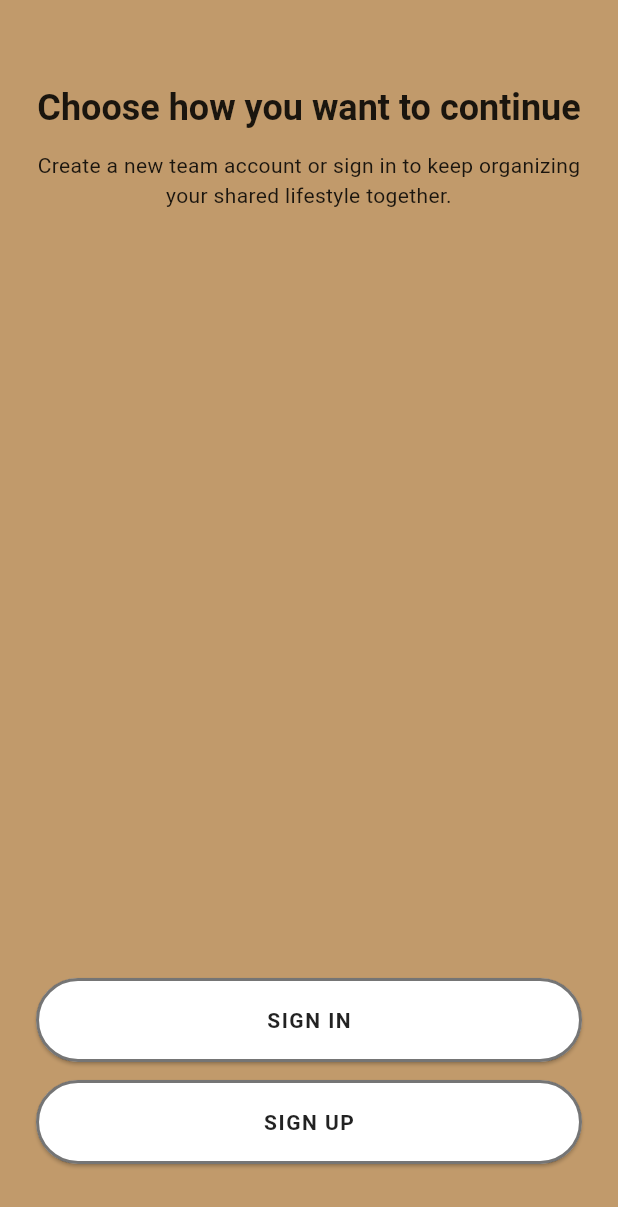
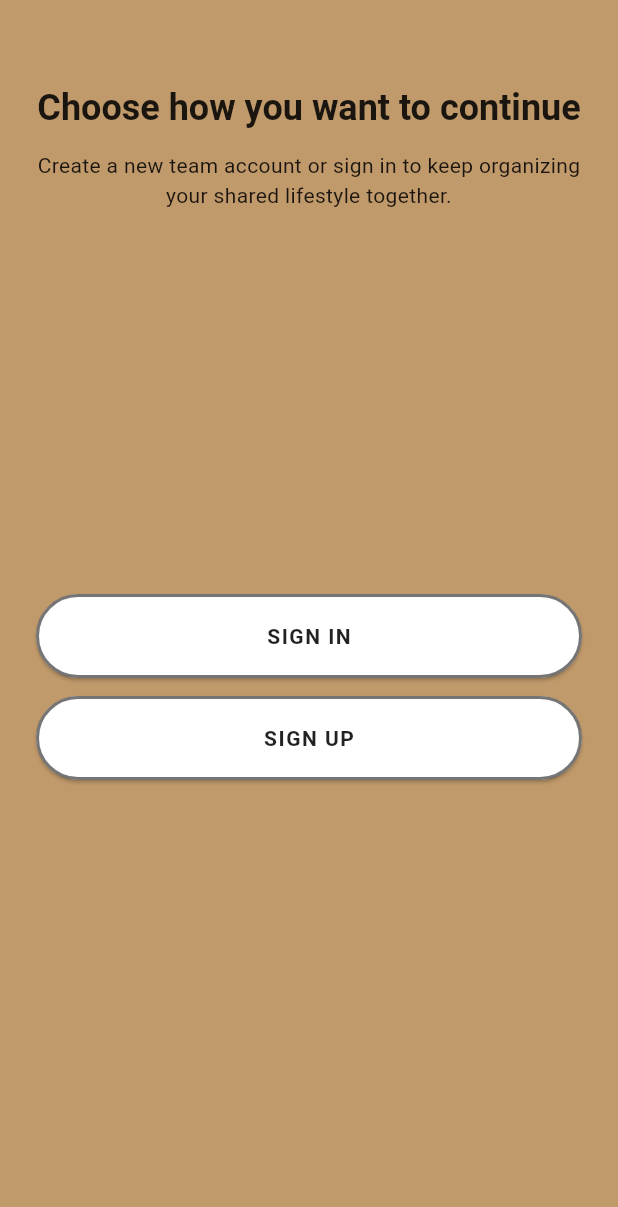
Before and after one commit to MustafaElayyan/Roommater, a Flutter app: the screen it shows after launch, after a tap on "Skip", on a phone screen of 412 x 824 dp. Shown: the top 1207 px of the screen. Run offline on Flutter 3.47's test engine with Material 3 defaults, Android fonts, the phone set to English and light mode, and no system bars; our stand-ins replace cloud_firestore, firebase_auth, firebase_core, firebase_storage, flutter_riverpod, go_router; accounts and stored records are empty.

Commit message:
fix: improve auth/onboarding action visibility and layout
Co-authored-by: MustafaElayyan <165664089+MustafaElayyan@users.noreply.github.com>

```diff
--- a/lib/features/auth/presentation/screens/auth_choice_screen.dart
+++ b/lib/features/auth/presentation/screens/auth_choice_screen.dart
@@ -62,7 +62,14 @@ class AuthChoiceScreen extends StatelessWidget {
                 ).textTheme.bodyMedium?.copyWith(color: Colors.black87),
                 textAlign: TextAlign.center,
               ),
-              const Spacer(),
+              Expanded(
+                child: Center(
+                  child: ConstrainedBox(
+                    constraints: const BoxConstraints(maxWidth: 420),
+                    child: Column(
+                      mainAxisSize: MainAxisSize.min,
+                      crossAxisAlignment: CrossAxisAlignment.stretch,
+                      children: [
                         _buildActionButton(
                           label: 'SIGN IN',
                           onPressed: () => context.push(AppRoutes.login),
@@ -72,6 +79,11 @@ class AuthChoiceScreen extends StatelessWidget {
                           label: 'SIGN UP',
                           onPressed: () => context.push(AppRoutes.register),
                         ),
+                      ],
+                    ),
+                  ),
+                ),
+              ),
               const SizedBox(height: 24),
             ],
           ),
--- a/lib/features/onboarding/presentation/screens/onboarding_screen.dart
+++ b/lib/features/onboarding/presentation/screens/onboarding_screen.dart
@@ -20,6 +20,7 @@ class _OnboardingScreenState extends ConsumerState<OnboardingScreen> {
   static const Color _inactiveDotColor = Color(0xFFEFE5D6);
   static const Color _activeDotBorderColor = Colors.white;
   static const Color _inactiveDotBorderColor = Colors.black87;
+  static const Color _skipButtonTextColor = Colors.black87;
   static const List<IconData> _slideIcons = [
     Icons.groups_2_outlined,
     Icons.checklist_rtl_outlined,
@@ -163,9 +164,25 @@ class _OnboardingScreenState extends ConsumerState<OnboardingScreen> {
                     ),
                     const SizedBox(height: 8),
                     if (currentIndex < pages.length - 1)
-                      TextButton(
-                        onPressed: () => context.push(AppRoutes.authChoice),
-                        child: const Text('Skip'),
+                      SizedBox(
+                        height: 48,
+                        child: ElevatedButton(
+                          onPressed: () => context.push(AppRoutes.authChoice),
+                          style: ElevatedButton.styleFrom(
+                            backgroundColor: Colors.white,
+                            foregroundColor: _skipButtonTextColor,
+                            shape: const StadiumBorder(),
+                            side: const BorderSide(
+                              color: Colors.black54,
+                              width: 2,
+                            ),
+                            textStyle: const TextStyle(
+                              fontWeight: FontWeight.w700,
+                              letterSpacing: 0.8,
+                            ),
+                          ),
+                          child: const Text('Skip'),
+                        ),
                       ),
                   ],
                 ),
```
Also changed, not shown: lib/features/auth/presentation/screens/login_screen.dart (+18 -0 lines), 1 other file. Lines whose indentation alone changed are shown as unchanged.
